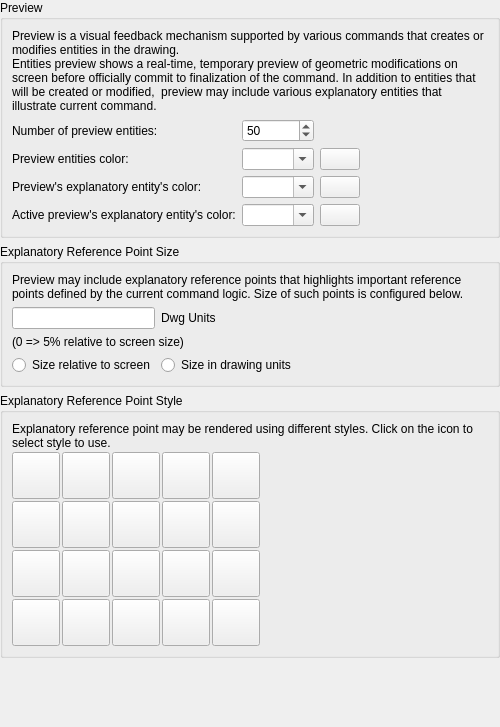
Qt form librecad/src/ui/dialogs/settings/options_drafting/pages/theme/lc_settings_page_drafting_theme_preview.ui (sand1024/LibreCAD) before a commit.
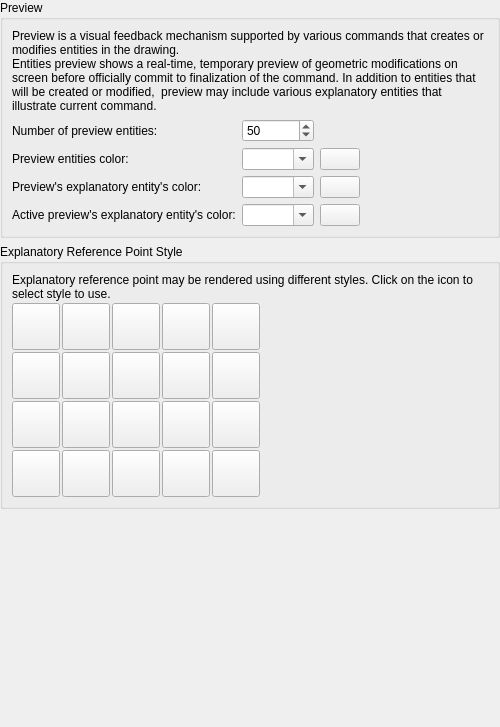
The same form after that commit. Icons and pictures are not drawn. Custom widgets are drawn as their Qt base class.

Commit message: add lock support of status toolbars (coordinates and relative zero), scrolling fix for tools matrix, fix cursors in actions, code cleanup

Diff of the .ui file:
```diff
--- a/librecad/src/ui/dialogs/settings/options_drafting/pages/theme/lc_settings_page_drafting_theme_preview.ui
+++ b/librecad/src/ui/dialogs/settings/options_drafting/pages/theme/lc_settings_page_drafting_theme_preview.ui
@@ -181,88 +181,6 @@
     </widget>
    </item>
    <item row="1" column="0">
-    <widget class="QGroupBox" name="gbPointSize">
-     <property name="title">
-      <string>Explanatory Reference Point Size</string>
-     </property>
-     <layout class="QGridLayout" name="gridLayout_sz">
-      <item row="4" column="1">
-       <widget class="QRadioButton" name="rbAbsSize">
-        <property name="text">
-         <string>Size in drawing units</string>
-        </property>
-       </widget>
-      </item>
-      <item row="1" column="1">
-       <widget class="QLabel" name="lPtSzUnits">
-        <property name="text">
-         <string>Dwg Units</string>
-        </property>
-        <property name="textFormat">
-         <enum>Qt::TextFormat::PlainText</enum>
-        </property>
-       </widget>
-      </item>
-      <item row="4" column="0">
-       <widget class="QRadioButton" name="rbRelSize">
-        <property name="text">
-         <string>Size relative to screen</string>
-        </property>
-       </widget>
-      </item>
-      <item row="4" column="2">
-       <spacer name="horizontalSpacer_2">
-        <property name="orientation">
-         <enum>Qt::Orientation::Horizontal</enum>
-        </property>
-        <property name="sizeHint" stdset="0">
-         <size>
-          <width>0</width>
-          <height>0</height>
-         </size>
-        </property>
-       </spacer>
-      </item>
-      <item row="1" column="0">
-       <widget class="QLineEdit" name="lePointSize">
-        <property name="sizePolicy">
-         <sizepolicy hsizetype="Fixed" vsizetype="Fixed">
-          <horstretch>0</horstretch>
-          <verstretch>0</verstretch>
-         </sizepolicy>
-        </property>
-        <property name="maximumSize">
-         <size>
-          <width>150</width>
-          <height>16777215</height>
-         </size>
-        </property>
-        <property name="toolTip">
-         <string>Size of reference points</string>
-        </property>
-       </widget>
-      </item>
-      <item row="0" column="0" colspan="3">
-       <widget class="QLabel" name="label_3">
-        <property name="text">
-         <string>Preview may include explanatory reference points that highlights important reference points defined by the current command logic. Size of such points is configured below.</string>
-        </property>
-        <property name="wordWrap">
-         <bool>true</bool>
-        </property>
-       </widget>
-      </item>
-      <item row="3" column="0" colspan="2">
-       <widget class="QLabel" name="label_11">
-        <property name="text">
-         <string>(0 =&gt; 5% relative to screen size)</string>
-        </property>
-       </widget>
-      </item>
-     </layout>
-    </widget>
-   </item>
-   <item row="2" column="0">
     <widget class="QGroupBox" name="gbPointStyle">
      <property name="title">
       <string>Explanatory Reference Point Style</string>
@@ -817,7 +735,7 @@
      </layout>
     </widget>
    </item>
-   <item row="8" column="0">
+   <item row="7" column="0">
     <spacer name="verticalSpacer">
      <property name="orientation">
       <enum>Qt::Orientation::Vertical</enum>
```
The commit also changes 83 other files.
